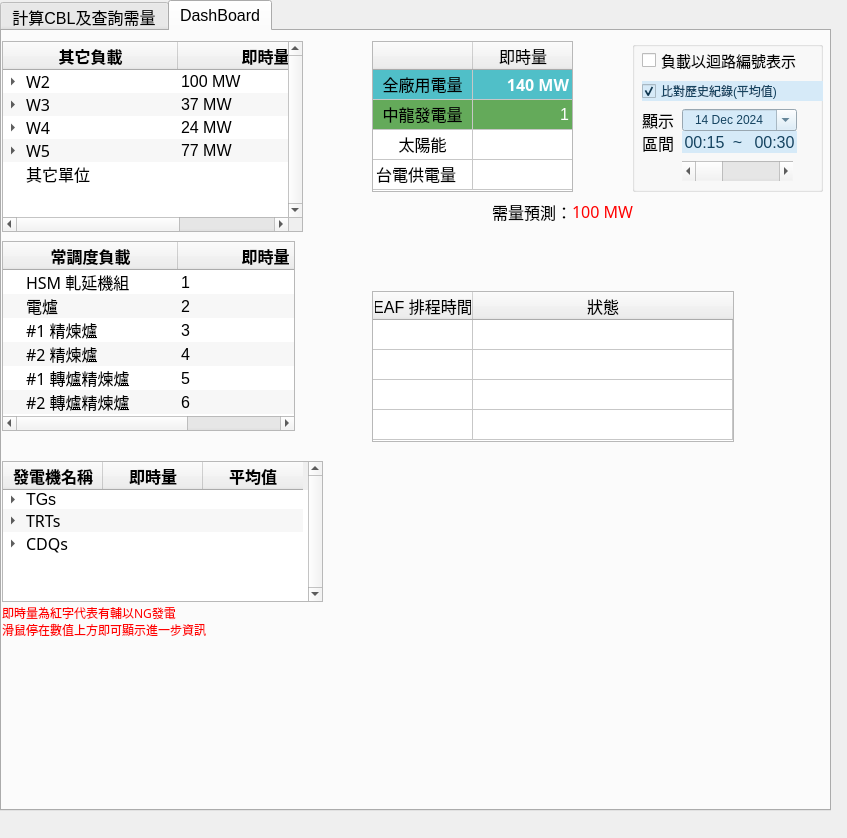
First picture: the form in ui.ui, repository JoesphChou/InterfaceForDispatch, before the edit.
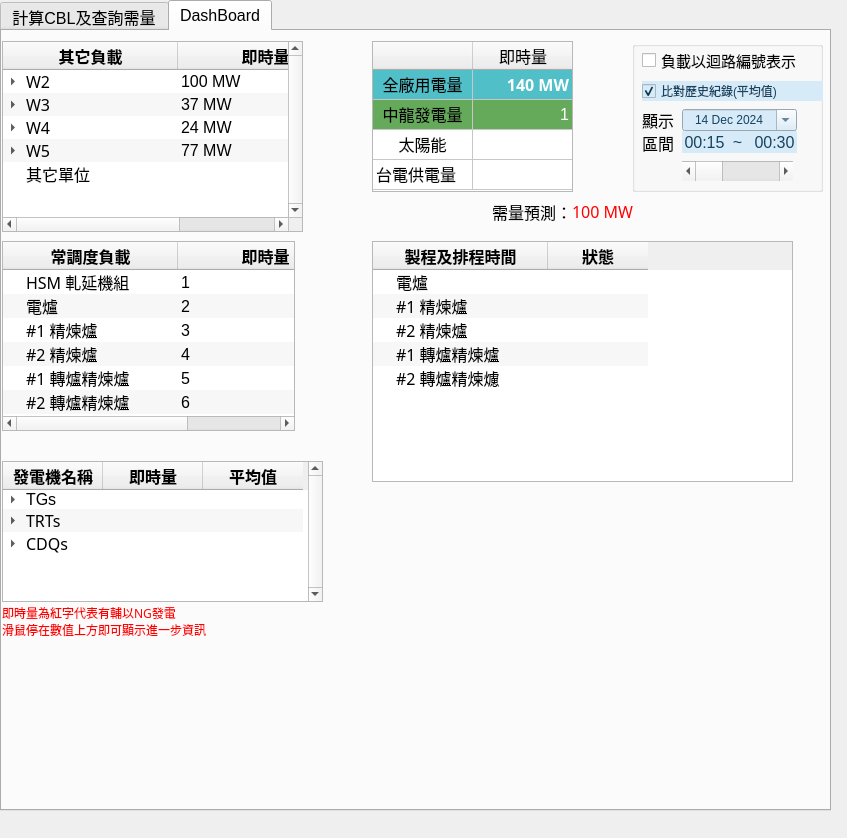
Second picture: the form after the edit.

Commit message: 1. EAF,LF1-1,LF1-2 排程解析及基本顯示

The edit to the form file:
```diff
--- a/ui.ui
+++ b/ui.ui
@@ -2932,170 +2932,6 @@
      <zorder>horizontalScrollBar</zorder>
      <zorder>checkBox</zorder>
     </widget>
-    <widget class="QTableWidget" name="tableWidget_4">
-     <property name="geometry">
-      <rect>
-       <x>370</x>
-       <y>260</y>
-       <width>362</width>
-       <height>151</height>
-      </rect>
-     </property>
-     <property name="frameShape">
-      <enum>QFrame::StyledPanel</enum>
-     </property>
-     <property name="verticalScrollBarPolicy">
-      <enum>Qt::ScrollBarAlwaysOff</enum>
-     </property>
-     <property name="horizontalScrollBarPolicy">
-      <enum>Qt::ScrollBarAlwaysOff</enum>
-     </property>
-     <property name="autoScroll">
-      <bool>true</bool>
-     </property>
-     <property name="gridStyle">
-      <enum>Qt::SolidLine</enum>
-     </property>
-     <attribute name="horizontalHeaderVisible">
-      <bool>true</bool>
-     </attribute>
-     <attribute name="horizontalHeaderDefaultSectionSize">
-      <number>100</number>
-     </attribute>
-     <attribute name="horizontalHeaderStretchLastSection">
-      <bool>true</bool>
-     </attribute>
-     <attribute name="verticalHeaderVisible">
-      <bool>false</bool>
-     </attribute>
-     <attribute name="verticalHeaderStretchLastSection">
-      <bool>false</bool>
-     </attribute>
-     <row>
-      <property name="text">
-       <string>New Row</string>
-      </property>
-     </row>
-     <row>
-      <property name="text">
-       <string>New Row</string>
-      </property>
-     </row>
-     <row>
-      <property name="text">
-       <string>New Row</string>
-      </property>
-     </row>
-     <row>
-      <property name="text">
-       <string>New Row</string>
-      </property>
-     </row>
-     <column>
-      <property name="text">
-       <string>EAF 排程時間</string>
-      </property>
-     </column>
-     <column>
-      <property name="text">
-       <string>狀態</string>
-      </property>
-     </column>
-     <item row="0" column="0">
-      <property name="text">
-       <string/>
-      </property>
-      <property name="font">
-       <font>
-        <family>微軟正黑體</family>
-        <pointsize>12</pointsize>
-        <bold>true</bold>
-       </font>
-      </property>
-      <property name="textAlignment">
-       <set>AlignCenter</set>
-      </property>
-     </item>
-     <item row="0" column="1">
-      <property name="text">
-       <string/>
-      </property>
-      <property name="font">
-       <font>
-        <family>Microsoft JhengHei UI</family>
-        <pointsize>10</pointsize>
-        <bold>false</bold>
-       </font>
-      </property>
-      <property name="textAlignment">
-       <set>AlignCenter</set>
-      </property>
-     </item>
-     <item row="1" column="0">
-      <property name="text">
-       <string/>
-      </property>
-      <property name="font">
-       <font>
-        <family>微軟正黑體</family>
-        <pointsize>12</pointsize>
-        <bold>true</bold>
-       </font>
-      </property>
-      <property name="textAlignment">
-       <set>AlignCenter</set>
-      </property>
-     </item>
-     <item row="1" column="1">
-      <property name="text">
-       <string/>
-      </property>
-      <property name="font">
-       <font>
-        <pointsize>10</pointsize>
-       </font>
-      </property>
-      <property name="textAlignment">
-       <set>AlignCenter</set>
-      </property>
-     </item>
-     <item row="2" column="0">
-      <property name="text">
-       <string/>
-      </property>
-      <property name="textAlignment">
-       <set>AlignCenter</set>
-      </property>
-     </item>
-     <item row="2" column="1">
-      <property name="text">
-       <string/>
-      </property>
-      <property name="font">
-       <font>
-        <pointsize>10</pointsize>
-       </font>
-      </property>
-      <property name="textAlignment">
-       <set>AlignTrailing|AlignVCenter</set>
-      </property>
-     </item>
-     <item row="3" column="0">
-      <property name="text">
-       <string/>
-      </property>
-     </item>
-     <item row="3" column="1">
-      <property name="text">
-       <string/>
-      </property>
-      <property name="font">
-       <font>
-        <pointsize>10</pointsize>
-       </font>
-      </property>
-     </item>
-    </widget>
     <widget class="QLabel" name="label_22">
      <property name="geometry">
       <rect>
@@ -3167,6 +3003,183 @@
       <string>需量預測：</string>
      </property>
     </widget>
+    <widget class="QTreeWidget" name="tw4">
+     <property name="geometry">
+      <rect>
+       <x>370</x>
+       <y>210</y>
+       <width>421</width>
+       <height>241</height>
+      </rect>
+     </property>
+     <property name="autoFillBackground">
+      <bool>false</bool>
+     </property>
+     <property name="alternatingRowColors">
+      <bool>true</bool>
+     </property>
+     <attribute name="headerDefaultSectionSize">
+      <number>175</number>
+     </attribute>
+     <attribute name="headerStretchLastSection">
+      <bool>false</bool>
+     </attribute>
+     <column>
+      <property name="text">
+       <string>製程及排程時間</string>
+      </property>
+      <property name="font">
+       <font>
+        <family>微軟正黑體</family>
+        <pointsize>12</pointsize>
+        <bold>true</bold>
+       </font>
+      </property>
+      <property name="textAlignment">
+       <set>AlignCenter</set>
+      </property>
+     </column>
+     <column>
+      <property name="text">
+       <string>狀態</string>
+      </property>
+      <property name="font">
+       <font>
+        <family>微軟正黑體</family>
+        <pointsize>12</pointsize>
+        <bold>true</bold>
+       </font>
+      </property>
+      <property name="textAlignment">
+       <set>AlignCenter</set>
+      </property>
+     </column>
+     <item>
+      <property name="text">
+       <string>電爐</string>
+      </property>
+      <property name="font">
+       <font>
+        <family>微軟正黑體</family>
+        <pointsize>12</pointsize>
+       </font>
+      </property>
+      <property name="textAlignment">
+       <set>AlignCenter</set>
+      </property>
+      <property name="text">
+       <string/>
+      </property>
+      <property name="font">
+       <font>
+        <pointsize>12</pointsize>
+       </font>
+      </property>
+      <property name="textAlignment">
+       <set>AlignTrailing|AlignVCenter</set>
+      </property>
+     </item>
+     <item>
+      <property name="text">
+       <string>#1 精煉爐</string>
+      </property>
+      <property name="font">
+       <font>
+        <family>微軟正黑體</family>
+        <pointsize>12</pointsize>
+       </font>
+      </property>
+      <property name="textAlignment">
+       <set>AlignCenter</set>
+      </property>
+      <property name="text">
+       <string/>
+      </property>
+      <property name="font">
+       <font>
+        <pointsize>12</pointsize>
+       </font>
+      </property>
+      <property name="textAlignment">
+       <set>AlignTrailing|AlignVCenter</set>
+      </property>
+     </item>
+     <item>
+      <property name="text">
+       <string>#2 精煉爐</string>
+      </property>
+      <property name="font">
+       <font>
+        <family>微軟正黑體</family>
+        <pointsize>12</pointsize>
+       </font>
+      </property>
+      <property name="textAlignment">
+       <set>AlignCenter</set>
+      </property>
+      <property name="text">
+       <string/>
+      </property>
+      <property name="font">
+       <font>
+        <pointsize>12</pointsize>
+       </font>
+      </property>
+      <property name="textAlignment">
+       <set>AlignTrailing|AlignVCenter</set>
+      </property>
+     </item>
+     <item>
+      <property name="text">
+       <string>#1 轉爐精煉爐</string>
+      </property>
+      <property name="font">
+       <font>
+        <family>微軟正黑體</family>
+        <pointsize>12</pointsize>
+       </font>
+      </property>
+      <property name="textAlignment">
+       <set>AlignCenter</set>
+      </property>
+      <property name="text">
+       <string/>
+      </property>
+      <property name="font">
+       <font>
+        <pointsize>12</pointsize>
+       </font>
+      </property>
+      <property name="textAlignment">
+       <set>AlignTrailing|AlignVCenter</set>
+      </property>
+     </item>
+     <item>
+      <property name="text">
+       <string>#2 轉爐精煉爈</string>
+      </property>
+      <property name="font">
+       <font>
+        <family>微軟正黑體</family>
+        <pointsize>12</pointsize>
+       </font>
+      </property>
+      <property name="textAlignment">
+       <set>AlignCenter</set>
+      </property>
+      <property name="text">
+       <string/>
+      </property>
+      <property name="font">
+       <font>
+        <pointsize>12</pointsize>
+       </font>
+      </property>
+      <property name="textAlignment">
+       <set>AlignTrailing|AlignVCenter</set>
+      </property>
+     </item>
+    </widget>
    </widget>
   </widget>
  </widget>
```
The commit also changes 2 other files.
